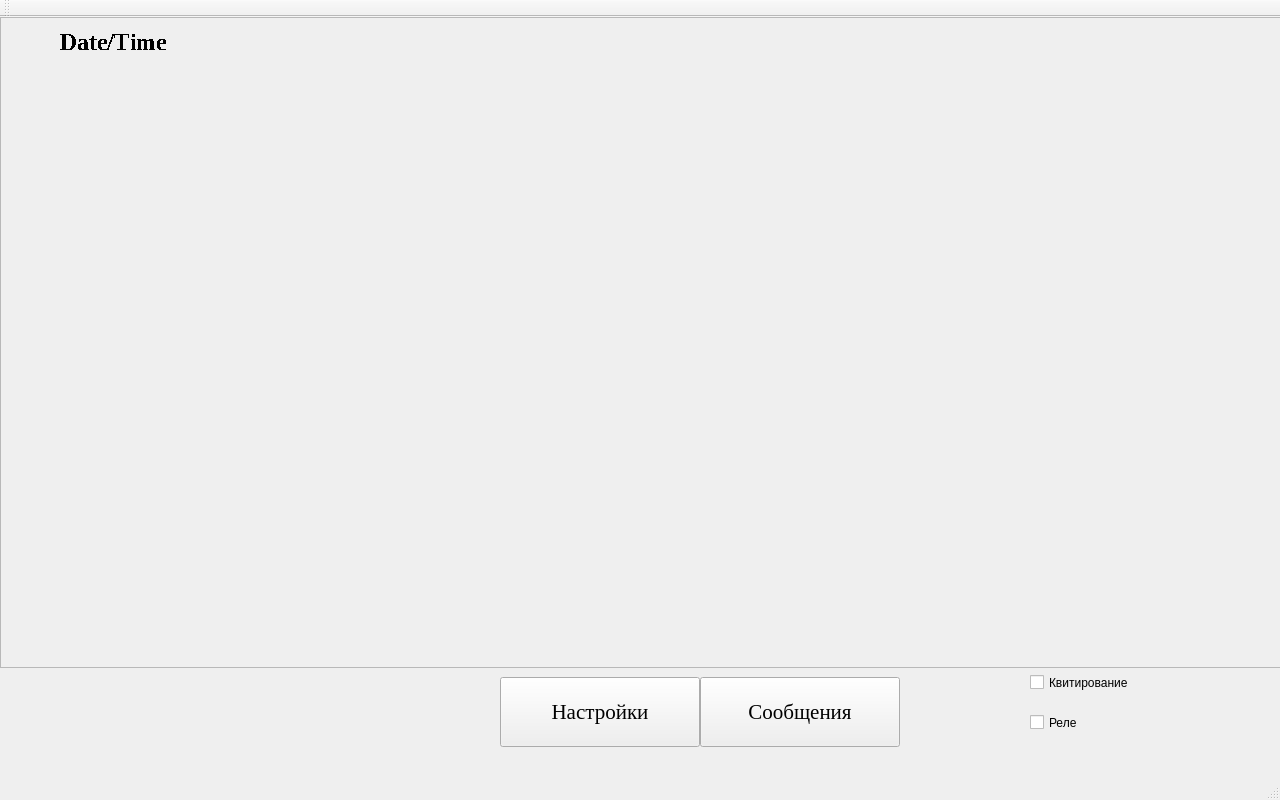
This is mainwindow.ui in tomyqg/topaz-m as Qt 5 draws it before an edit. The edited form follows.
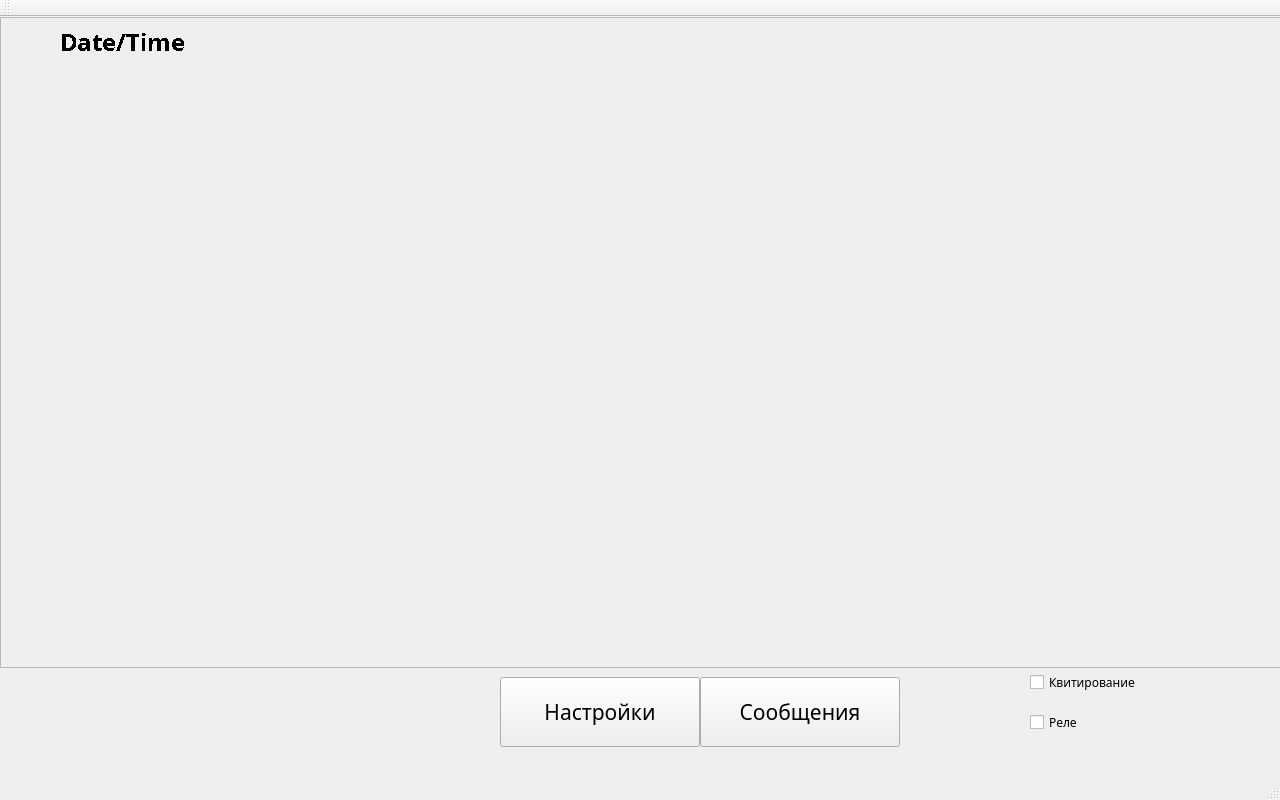
This is the edited form. Icons and pictures are not drawn. Custom widgets are drawn as their Qt base class.

```diff
--- a/mainwindow.ui
+++ b/mainwindow.ui
@@ -46,6 +46,7 @@
     </property>
     <property name="font">
      <font>
+      <family>Rubik</family>
       <pointsize>14</pointsize>
       <weight>75</weight>
       <bold>true</bold>
@@ -66,7 +67,7 @@
      </property>
      <property name="font">
       <font>
-       <family>Times New Roman</family>
+       <family>Rubik</family>
        <pointsize>18</pointsize>
        <weight>75</weight>
        <bold>true</bold>
@@ -88,7 +89,7 @@
     </property>
     <property name="font">
      <font>
-      <family>Times New Roman</family>
+      <family>Rubik</family>
       <pointsize>16</pointsize>
      </font>
     </property>
@@ -110,7 +111,7 @@
     </property>
     <property name="font">
      <font>
-      <family>Times New Roman</family>
+      <family>Rubik</family>
       <pointsize>16</pointsize>
      </font>
     </property>
@@ -130,6 +131,11 @@
       <height>651</height>
      </rect>
     </property>
+    <property name="font">
+     <font>
+      <family>Rubik</family>
+     </font>
+    </property>
     <property name="frameShape">
      <enum>QFrame::StyledPanel</enum>
     </property>
@@ -161,6 +167,11 @@
       <height>51</height>
      </rect>
     </property>
+    <property name="font">
+     <font>
+      <family>Rubik</family>
+     </font>
+    </property>
     <property name="text">
      <string>Квитирование</string>
     </property>
@@ -174,6 +185,11 @@
       <height>51</height>
      </rect>
     </property>
+    <property name="font">
+     <font>
+      <family>Rubik</family>
+     </font>
+    </property>
     <property name="text">
      <string>Реле</string>
     </property>
@@ -181,12 +197,17 @@
    <widget class="QLabel" name="label">
     <property name="geometry">
      <rect>
-      <x>80</x>
-      <y>450</y>
-      <width>231</width>
-      <height>121</height>
+      <x>10</x>
+      <y>650</y>
+      <width>160</width>
+      <height>78</height>
      </rect>
     </property>
+    <property name="font">
+     <font>
+      <family>Rubik</family>
+     </font>
+    </property>
     <property name="focusPolicy">
      <enum>Qt::ClickFocus</enum>
     </property>
```
Left out of the diff: 7 changed lines with no effect on the pictures.
